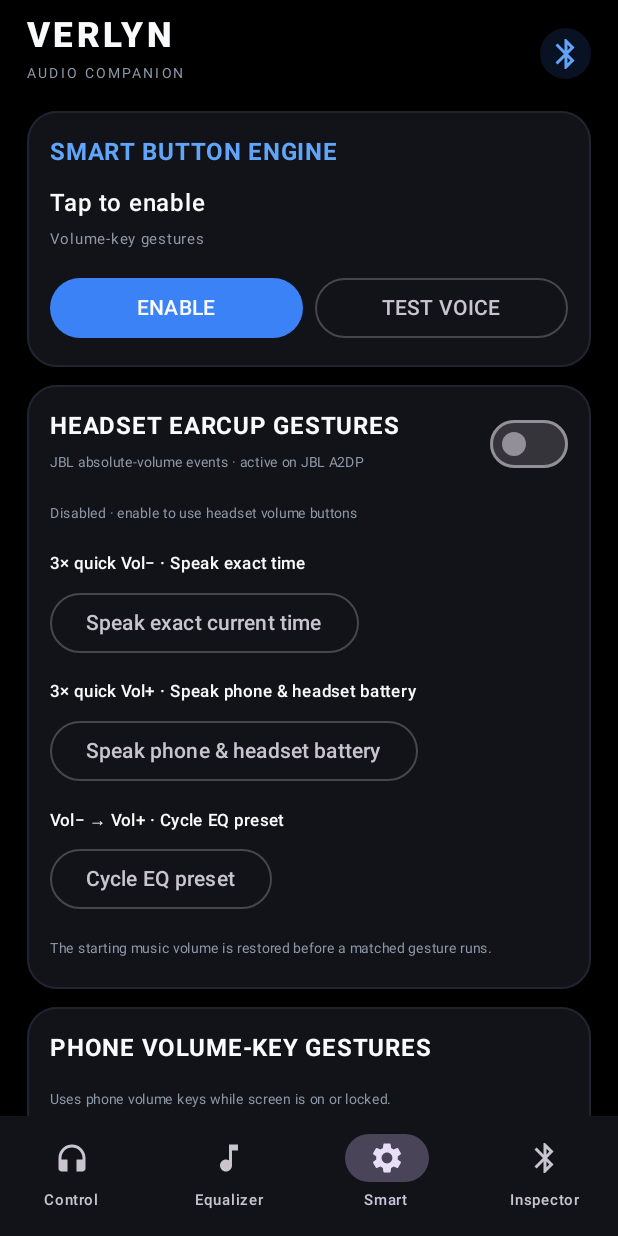
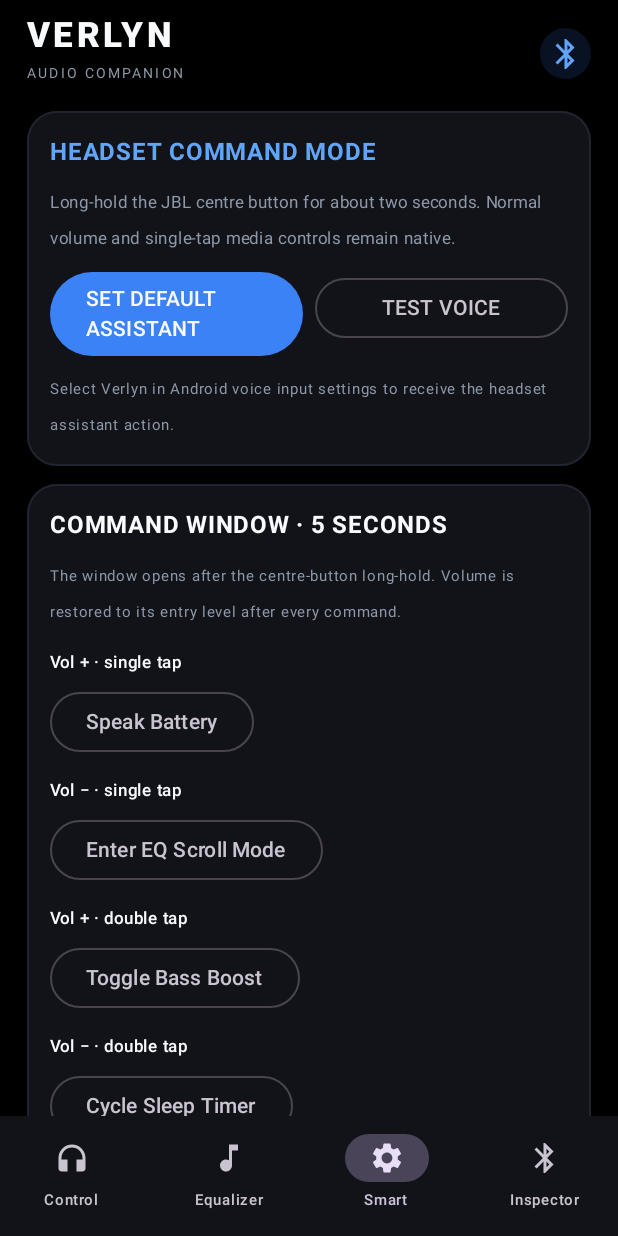
Before and after one commit to kensano-in/Broski, an Android app built with Jetpack Compose: the screen it shows after launch (MainActivity), item 3 of the bottom bar chosen, on a phone screen of 412 x 824 dp. Run offline under Robolectric (Android 15) with nearby library versions, the phone set to English and light mode, and no system bars.

Commit message:
Complete VERLYN 0.4.0 command setup and UI

```diff
--- a/app/src/main/java/com/verlyn/audio/MainActivity.kt
+++ b/app/src/main/java/com/verlyn/audio/MainActivity.kt
@@ -22,6 +22,11 @@ import android.content.ClipData
 import android.content.ClipboardManager
 import android.content.Context
 import android.content.ComponentName
+import android.companion.AssociationRequest
+import android.companion.CompanionDeviceManager
+import android.bluetooth.le.BluetoothDeviceFilter
+import android.net.Uri
+import android.os.PowerManager
 import android.content.Intent
 import android.content.IntentFilter
 import android.content.pm.PackageManager
@@ -40,6 +45,7 @@ import android.widget.Toast
 import androidx.activity.ComponentActivity
 import androidx.activity.compose.setContent
 import androidx.activity.result.contract.ActivityResultContracts
+import androidx.activity.result.IntentSenderRequest
 import androidx.compose.foundation.clickable
 import androidx.compose.foundation.layout.*
 import androidx.compose.foundation.layout.RowScope
@@ -151,6 +157,30 @@ class MainActivity : ComponentActivity() {
     private var balanceEnabled by mutableStateOf(false)
     private var balance by mutableFloatStateOf(0f)
     private var accessibilityEnabled by mutableStateOf(false)
+    private var companionConfigured by mutableStateOf(false)
+    private var batteryUnrestricted by mutableStateOf(false)
+    private var assistantSelected by mutableStateOf(false)
+
+    private val companionAssociationLauncher = registerForActivityResult(
+        ActivityResultContracts.StartIntentSenderForResult()
+    ) { result ->
+        if (result.resultCode == RESULT_OK) {
+            @Suppress("DEPRECATION")
+            val device = result.data?.getParcelableExtra<BluetoothDevice>(CompanionDeviceManager.EXTRA_DEVICE)
+            if (device != null) {
+                preferences.edit().putString("companion_mac", device.address)
+                    .putBoolean("companion_device_associated", true).apply()
+                if (Build.VERSION.SDK_INT >= Build.VERSION_CODES.S) {
+                    runCatching {
+                        (getSystemService(COMPANION_DEVICE_SERVICE) as CompanionDeviceManager)
+                            .startObservingDevicePresence(device.address)
+                    }.onFailure { appendLog("Companion presence observer failed · " + (it.message ?: "unsupported")) }
+                }
+                refreshQuickSetupStatus()
+                Toast.makeText(this, "JBL companion association saved", Toast.LENGTH_SHORT).show()
+            }
+        }
+    }
     private val gattOperationQueue = ArrayDeque<GattOperation>()
     private var activeGattOperation: GattOperation? = null
     private var pendingGattDevice: BluetoothDevice? = null
@@ -592,6 +622,7 @@ class MainActivity : ComponentActivity() {
         scanner = adapter?.bluetoothLeScanner
         audioManager = getSystemService(AUDIO_SERVICE) as AudioManager
         loadAudioPreferences()
+        refreshQuickSetupStatus()
         audioEngine = VerlynAudioRuntime.get(this)
         audioEngine.setEngineMode(engineMode)
         audioEngine.setBassBoost(bassBoostEnabled)
@@ -678,7 +709,10 @@ class MainActivity : ComponentActivity() {
                     headsetGesturesEnabled = headsetGesturesEnabled,
                     headsetTriggerActions = headsetTriggerActions.toMap(),
                     manualRfcommTargetUuid = manualRfcommTargetUuid,
-                    manualRfcommHex = manualRfcommHex
+                    manualRfcommHex = manualRfcommHex,
+                    companionConfigured = companionConfigured,
+                    batteryUnrestricted = batteryUnrestricted,
+                    assistantSelected = assistantSelected
                 ),
                 actions = VerlynProUiActions(
                     onTabChange = { selectedTab = it },
@@ -723,7 +757,7 @@ class MainActivity : ComponentActivity() {
                         smartTriggerActions[slot] = action
                         preferences.edit().putString(slot, action).apply()
                     },
-                    onOpenAccessibilitySettings = { startActivity(Intent(Settings.ACTION_ACCESSIBILITY_SETTINGS)) },
+                    onOpenAccessibilitySettings = { openVoiceInputSettings() },
                     onTestVoice = {
                         val time = SimpleDateFormat("h:mm a", Locale.US).format(Date())
                         speakNow("It is " + time)
@@ -758,15 +792,17 @@ class MainActivity : ComponentActivity() {
                         }
                     },
                     onPowerOffHeadset = { VerlynConnectionService.requestPowerOff(this@MainActivity) },
-                    onHeadsetGesturesEnabledChange = { enabled ->
-                        headsetGesturesEnabled = enabled
-                        preferences.edit().putBoolean("headset_earcup_gestures_enabled", enabled).apply()
-                        sendBroadcast(Intent(VerlynConnectionService.ACTION_AUX_CHANGED).setPackage(packageName))
+                    onHeadsetGesturesEnabledChange = { _ ->
+                        headsetGesturesEnabled = false
+                        preferences.edit().putBoolean("headset_earcup_gestures_enabled", false).apply()
                     },
                     onHeadsetTriggerActionChange = { key, action ->
                         headsetTriggerActions[key] = action
                         preferences.edit().putString(key, action).apply()
                     },
+                    onAssociateHeadset = { associateJblCompanion() },
+                    onRequestBatteryUnrestricted = { requestBatteryUnrestricted() },
+                    onOpenVoiceInputSettings = { openVoiceInputSettings() },
                     onEngineModeChange = { mode ->
                         engineMode = if (mode == "native") "native" else "dynamics"
                         preferences.edit().putString("audio_engine_mode", engineMode).apply()
@@ -1397,24 +1433,69 @@ class MainActivity : ComponentActivity() {
             "trigger_volume_up_double" to "toggle_limiter"
         )
         slots.forEach { (key, defaultValue) -> smartTriggerActions[key] = preferences.getString(key, defaultValue) ?: defaultValue }
-        val headsetSlots = listOf(
-            VerlynConnectionService.HEADSET_DOWN_THREE to "speak_time",
-            VerlynConnectionService.HEADSET_UP_THREE to "speak_battery",
-            VerlynConnectionService.HEADSET_DOWN_UP to "cycle_eq"
+        val commandSlots = listOf(
+            "command_vol_up_single" to "speak_battery",
+            "command_vol_down_single" to "enter_eq_scroll",
+            "command_vol_up_double" to "toggle_bass_boost",
+            "command_vol_down_double" to "cycle_sleep_timer",
+            "command_center_long_hold" to "speak_full_briefing"
         )
-        headsetGesturesEnabled = preferences.getBoolean("headset_earcup_gestures_enabled", false)
-        headsetSlots.forEach { (key, defaultValue) ->
+        headsetGesturesEnabled = false
+        preferences.edit().putBoolean("headset_earcup_gestures_enabled", false).apply()
+        commandSlots.forEach { (key, defaultValue) ->
             headsetTriggerActions[key] = preferences.getString(key, defaultValue) ?: defaultValue
         }
-        accessibilityEnabled = isSmartAccessibilityEnabled()
-    }
-
-    private fun isSmartAccessibilityEnabled(): Boolean {
-        return try {
-            val enabled = Settings.Secure.getString(contentResolver, Settings.Secure.ENABLED_ACCESSIBILITY_SERVICES).orEmpty()
-            val expected = ComponentName(this, VerlynSmartButtonService::class.java).flattenToString()
-            enabled.split(':').any { it.equals(expected, ignoreCase = true) }
-        } catch (_: Throwable) { false }
+        refreshQuickSetupStatus()
+    }
+
+    private fun isSmartAccessibilityEnabled(): Boolean = runCatching {
+        val selected = Settings.Secure.getString(contentResolver, Settings.Secure.VOICE_INTERACTION_SERVICE).orEmpty()
+        selected.contains(packageName, ignoreCase = true) &&
+            selected.contains(VerlynAssistantVoiceInteractionService::class.java.simpleName, ignoreCase = true)
+    }.getOrDefault(false)
+
+    private fun refreshQuickSetupStatus() {
+        companionConfigured = preferences.getBoolean("companion_device_associated", false)
+        batteryUnrestricted = if (Build.VERSION.SDK_INT >= Build.VERSION_CODES.M) {
+            runCatching { (getSystemService(POWER_SERVICE) as PowerManager).isIgnoringBatteryOptimizations(packageName) }.getOrDefault(false)
+        } else true
+        assistantSelected = isSmartAccessibilityEnabled()
+        accessibilityEnabled = assistantSelected
+    }
+
+    private fun openVoiceInputSettings() {
+        runCatching { startActivity(Intent(Settings.ACTION_VOICE_INPUT_SETTINGS)) }
+            .onFailure { Toast.makeText(this, "Voice input settings are unavailable", Toast.LENGTH_LONG).show() }
+    }
+
+    private fun requestBatteryUnrestricted() {
+        if (Build.VERSION.SDK_INT >= Build.VERSION_CODES.M) {
+            runCatching {
+                startActivity(Intent(Settings.ACTION_REQUEST_IGNORE_BATTERY_OPTIMIZATIONS, Uri.parse("package:$packageName")))
+            }.onFailure { Toast.makeText(this, "Battery optimization settings could not be opened", Toast.LENGTH_LONG).show() }
+        }
+    }
+
+    private fun associateJblCompanion() {
+        val request = AssociationRequest.Builder()
+            .addDeviceFilter(BluetoothDeviceFilter.Builder()
+                .setNamePattern(java.util.regex.Pattern.compile("(?i)JBL\\s*Tune\\s*770NC"))
+                .build())
+            .setSingleDevice(true)
+            .build()
+        val manager = getSystemService(COMPANION_DEVICE_SERVICE) as CompanionDeviceManager
+        runCatching {
+            manager.associate(request, object : CompanionDeviceManager.Callback() {
+                override fun onDeviceFound(chooserLauncher: android.content.IntentSender) {
+                    companionAssociationLauncher.launch(IntentSenderRequest.Builder(chooserLauncher).build())
+                }
+                override fun onFailure(error: CharSequence?) {
+                    runOnUiThread {
+                        Toast.makeText(this@MainActivity, error ?: "No JBL Tune 770NC found", Toast.LENGTH_LONG).show()
+                    }
+                }
+            }, mainHandler)
+        }.onFailure { Toast.makeText(this, "Companion association failed · " + (it.message ?: "unsupported"), Toast.LENGTH_LONG).show() }
     }
 
     private fun observeCustomPresets() {
@@ -1569,7 +1650,7 @@ class MainActivity : ComponentActivity() {
             else -> "Unavailable"
         }
         val dump = buildString {
-            appendLine("VERLYN 0.3.3 — COMPLETE AUDIO / BLUETOOTH DUMP")
+            appendLine("VERLYN 0.4.0 — COMPLETE AUDIO / BLUETOOTH DUMP")
             appendLine("Device: " + (target?.let { safeDeviceName(it) } ?: "Not selected"))
             appendLine("Address: " + (target?.let { safeAddress(it) } ?: "Unavailable"))
             appendLine("BLE state: " + bleState)
@@ -1630,7 +1711,7 @@ class MainActivity : ComponentActivity() {
         }
         val clipboard = getSystemService(CLIPBOARD_SERVICE) as ClipboardManager
         clipboard.setPrimaryClip(ClipData.newPlainText("Verlyn diagnostic dump", dump))
-        Toast.makeText(this, "VERLYN 0.3.3 diagnostic dump copied", Toast.LENGTH_SHORT).show()
+        Toast.makeText(this, "VERLYN 0.4.0 diagnostic dump copied", Toast.LENGTH_SHORT).show()
     }
 
     private fun updateSessionCompatibility(enabled: Boolean) {
@@ -1809,7 +1890,7 @@ class MainActivity : ComponentActivity() {
         super.onResume()
         if (::audioEngine.isInitialized) applyAudioSettings()
         refreshVolume(); refreshClassicState(); refreshOutputRoute()
-        accessibilityEnabled = isSmartAccessibilityEnabled()
+        refreshQuickSetupStatus()
         if (adapter != null && hasBluetoothPermissions() && adapter?.isEnabled == true && !scanActive) {
             loadPairedDevices(); startScan(); startConnectionService()
         }
--- a/app/src/main/java/com/verlyn/audio/VerlynPremiumUi.kt
+++ b/app/src/main/java/com/verlyn/audio/VerlynPremiumUi.kt
@@ -113,6 +113,21 @@ private fun ControlTab(s: VerlynProUiState, a: VerlynProUiActions) {
         label = "headset-battery-ring"
     )
     Column(Modifier.fillMaxSize().verticalScroll(rememberScrollState()).padding(bottom = 18.dp), verticalArrangement = Arrangement.spacedBy(12.dp)) {
+        if (!s.companionConfigured || !s.batteryUnrestricted || !s.assistantSelected) {
+            PremiumCard {
+                Text("QUICK SETUP", color = VBlueLight, fontWeight = FontWeight.Bold)
+                Text("This checklist disappears when all three setup steps are complete.", color = VMuted, fontSize = 10.sp)
+                Setting("Smart Auto-Connect", if (s.companionConfigured) "JBL association saved" else "Associate JBL Tune 770NC") {
+                    Button(onClick = a.onAssociateHeadset, enabled = !s.companionConfigured, colors = ButtonDefaults.buttonColors(containerColor = VBlue)) { Text(if (s.companionConfigured) "DONE" else "SET UP") }
+                }
+                Setting("Unrestricted Battery", if (s.batteryUnrestricted) "Optimization exemption granted" else "Allow the companion to survive screen-off") {
+                    Button(onClick = a.onRequestBatteryUnrestricted, enabled = !s.batteryUnrestricted, colors = ButtonDefaults.buttonColors(containerColor = VBlue)) { Text(if (s.batteryUnrestricted) "DONE" else "ALLOW") }
+                }
+                Setting("Headset Assistant Trigger", if (s.assistantSelected) "Verlyn is the selected assistant" else "Choose Verlyn in voice input settings") {
+                    Button(onClick = a.onOpenVoiceInputSettings, enabled = !s.assistantSelected, colors = ButtonDefaults.buttonColors(containerColor = VBlue)) { Text(if (s.assistantSelected) "DONE" else "OPEN") }
+                }
+            }
+        }
         PremiumCard {
             Row(verticalAlignment = Alignment.CenterVertically) {
                 Box(Modifier.size(68.dp), Alignment.Center) {
@@ -343,64 +358,29 @@ private fun EqSpline(gains: List<Float>, onChange: (Int, Float) -> Unit) {
 private fun SmartTab(s: VerlynProUiState, a: VerlynProUiActions, pick: (String) -> Unit) {
     Column(Modifier.fillMaxSize().verticalScroll(rememberScrollState()).padding(bottom = 18.dp), verticalArrangement = Arrangement.spacedBy(12.dp)) {
         PremiumCard {
-            Text("SMART BUTTON ENGINE", color = VBlueLight, fontWeight = FontWeight.Bold)
-            Column(verticalArrangement = Arrangement.spacedBy(10.dp)) {
-                Column {
-                    Text(if (s.accessibilityEnabled) "Active" else "Tap to enable", fontSize = 16.sp, fontWeight = FontWeight.SemiBold)
-                    Text("Volume-key gestures", color = VMuted, fontSize = 10.sp)
+            Text("HEADSET COMMAND MODE", color = VBlueLight, fontWeight = FontWeight.Bold)
+            Text("Long-hold the JBL centre button for about two seconds. Normal volume and single-tap media controls remain native.", color = VMuted, fontSize = 11.sp)
+            Row(horizontalArrangement = Arrangement.spacedBy(8.dp)) {
+                Button(onClick = a.onOpenVoiceInputSettings, modifier = Modifier.weight(1f), colors = ButtonDefaults.buttonColors(containerColor = VBlue)) {
+                    Text(if (s.assistantSelected) "ASSISTANT SETTINGS" else "SET DEFAULT ASSISTANT")
                 }
-                Row(horizontalArrangement = Arrangement.spacedBy(8.dp)) {
-                    Button(onClick = a.onOpenAccessibilitySettings, modifier = Modifier.weight(1f), colors = ButtonDefaults.buttonColors(containerColor = VBlue)) {
-                        Text(if (s.accessibilityEnabled) "SETTINGS" else "ENABLE")
-                    }
-                    OutlinedButton(onClick = a.onTestVoice, modifier = Modifier.weight(1f)) { Text("TEST VOICE") }
-                }
+                OutlinedButton(onClick = a.onTestVoice, modifier = Modifier.weight(1f)) { Text("TEST VOICE") }
             }
+            Text(if (s.assistantSelected) "Verlyn is the Android digital assistant." else "Select Verlyn in Android voice input settings to receive the headset assistant action.", color = if (s.assistantSelected) VGreen else VMuted, fontSize = 10.sp)
         }
         PremiumCard {
-            Row(verticalAlignment = Alignment.CenterVertically) {
-                Column(Modifier.weight(1f)) {
-                    Text("HEADSET EARCUP GESTURES", fontWeight = FontWeight.Bold)
-                    Text("JBL absolute-volume events · active on JBL A2DP", color = VMuted, fontSize = 9.sp)
-                }
-                Switch(s.headsetGesturesEnabled, a.onHeadsetGesturesEnabledChange)
-            }
-            Text(
-                if (s.headsetGesturesEnabled) "Listening while JBL A2DP is connected" else "Disabled · enable to use headset volume buttons",
-                color = if (s.headsetGesturesEnabled) VBlueLight else VMuted,
-                fontSize = 9.sp
-            )
-            HeadsetGestureAssignment(
-                "3× quick Vol− · Speak exact time",
-                s.headsetTriggerActions["headset_volume_down_3"] ?: "speak_time",
-                { a.onHeadsetTriggerActionChange("headset_volume_down_3", it) }
-            )
-            HeadsetGestureAssignment(
-                "3× quick Vol+ · Speak phone & headset battery",
-                s.headsetTriggerActions["headset_volume_up_3"] ?: "speak_battery",
-                { a.onHeadsetTriggerActionChange("headset_volume_up_3", it) }
-            )
-            HeadsetGestureAssignment(
-                "Vol− → Vol+ · Cycle EQ preset",
-                s.headsetTriggerActions["headset_volume_down_up"] ?: "cycle_eq",
-                { a.onHeadsetTriggerActionChange("headset_volume_down_up", it) }
-            )
-            Text("The starting music volume is restored before a matched gesture runs.", color = VMuted, fontSize = 9.sp)
+            Text("COMMAND WINDOW · 5 SECONDS", fontWeight = FontWeight.Bold)
+            Text("The window opens after the centre-button long-hold. Volume is restored to its entry level after every command.", color = VMuted, fontSize = 10.sp)
+            HeadsetGestureAssignment("Vol + · single tap", s.headsetTriggerActions["command_vol_up_single"] ?: "speak_battery") { a.onHeadsetTriggerActionChange("command_vol_up_single", it) }
+            HeadsetGestureAssignment("Vol − · single tap", s.headsetTriggerActions["command_vol_down_single"] ?: "enter_eq_scroll") { a.onHeadsetTriggerActionChange("command_vol_down_single", it) }
+            HeadsetGestureAssignment("Vol + · double tap", s.headsetTriggerActions["command_vol_up_double"] ?: "toggle_bass_boost") { a.onHeadsetTriggerActionChange("command_vol_up_double", it) }
+            HeadsetGestureAssignment("Vol − · double tap", s.headsetTriggerActions["command_vol_down_double"] ?: "cycle_sleep_timer") { a.onHeadsetTriggerActionChange("command_vol_down_double", it) }
+            HeadsetGestureAssignment("Centre · long-hold again", s.headsetTriggerActions["command_center_long_hold"] ?: "speak_full_briefing") { a.onHeadsetTriggerActionChange("command_center_long_hold", it) }
         }
         PremiumCard {
-            Text("PHONE VOLUME-KEY GESTURES", fontWeight = FontWeight.Bold)
-            Text("Uses phone volume keys while screen is on or locked.", color = VMuted, fontSize = 9.sp)
-            Text(s.smartKeyStatus, color = VBlueLight, fontSize = 9.sp)
-            slots.forEach { slot ->
-                Row(Modifier.fillMaxWidth().clickable { pick(slot.first) }.padding(vertical = 11.dp), verticalAlignment = Alignment.CenterVertically) {
-                    Column(Modifier.weight(1f)) {
-                        Text(slot.second, fontSize = 12.sp)
-                        Text(actionName(s.triggerActions[slot.first] ?: slot.third), color = VMuted, fontSize = 10.sp)
-                    }
-                    Text("CHANGE  ›", color = VBlueLight, fontSize = 9.sp)
-                }
-                HorizontalDivider(color = VBorder)
-            }
+            Text("EQ SCROLL MODE", fontWeight = FontWeight.Bold)
+            Text("Vol + / Vol − selects the next or previous preset. Each change is previewed for four seconds; five seconds of inactivity locks the preset.", color = VMuted, fontSize = 10.sp)
+            Text("Sleep timer cycles 15 · 30 · 45 · 60 minutes · Off.", color = VMuted, fontSize = 10.sp)
         }
     }
 }
@@ -413,14 +393,13 @@ private fun HeadsetGestureAssignment(
 ) {
     var expanded by remember { mutableStateOf(false) }
     val options = listOf(
-        "speak_time" to "Speak exact current time",
-        "speak_battery" to "Speak phone & headset battery",
-        "cycle_eq" to "Cycle EQ preset",
-        "toggle_limiter" to "Toggle peak limiter",
+        "speak_battery" to "Speak Battery",
+        "enter_eq_scroll" to "Enter EQ Scroll Mode",
         "toggle_bass_boost" to "Toggle Bass Boost",
-        "media_next" to "Media · Next",
-        "media_previous" to "Media · Previous",
-        "media_play_pause" to "Media · Play / Pause",
+        "cycle_sleep_timer" to "Cycle Sleep Timer",
+        "toggle_spatial" to "Toggle Spatial Audio",
+        "toggle_volume_cap" to "Toggle Volume Cap",
+        "speak_full_briefing" to "Speak Full Briefing",
         "disabled" to "Disabled"
     )
     Column(Modifier.fillMaxWidth(), verticalArrangement = Arrangement.spacedBy(3.dp)) {
--- a/app/src/main/java/com/verlyn/audio/VerlynProUi.kt
+++ b/app/src/main/java/com/verlyn/audio/VerlynProUi.kt
@@ -94,7 +94,10 @@ data class VerlynProUiState(
     val headsetGesturesEnabled: Boolean = false,
     val headsetTriggerActions: Map<String, String> = emptyMap(),
     val manualRfcommTargetUuid: String = ClassicRfcommEngine.JBL_VENDOR_UUID.toString(),
-    val manualRfcommHex: String = ""
+    val manualRfcommHex: String = "",
+    val companionConfigured: Boolean = false,
+    val batteryUnrestricted: Boolean = false,
+    val assistantSelected: Boolean = false
 )
 
 data class VerlynProUiActions(
@@ -134,7 +137,10 @@ data class VerlynProUiActions(
     val onManualRfcommHexChange: (String) -> Unit = {},
     val onSendRfcommHex: () -> Unit = {},
     val onHeadsetGesturesEnabledChange: (Boolean) -> Unit = {},
-    val onHeadsetTriggerActionChange: (String, String) -> Unit = { _, _ -> }
+    val onHeadsetTriggerActionChange: (String, String) -> Unit = { _, _ -> },
+    val onAssociateHeadset: () -> Unit = {},
+    val onRequestBatteryUnrestricted: () -> Unit = {},
+    val onOpenVoiceInputSettings: () -> Unit = {}
 )
 
 private data class TriggerSlot(val id: String, val title: String, val defaultAction: String)
--- a/app/src/main/java/com/verlyn/audio/VoiceAnnouncer.kt
+++ b/app/src/main/java/com/verlyn/audio/VoiceAnnouncer.kt
@@ -17,8 +17,8 @@ import java.util.concurrent.atomic.AtomicBoolean
 /** Serialized media-routed speech with exclusive focus and an explicit pause/resume fallback. */
 class VoiceAnnouncer(
     context: Context,
-    private val onStatus: (String) -> Unit = {},
-    private val onUtteranceFinished: () -> Unit = {}
+    private val onUtteranceFinished: () -> Unit = {},
+    private val onStatus: (String) -> Unit = {}
 ) : TextToSpeech.OnInitListener {
     private val appContext = context.applicationContext
     private val audioManager = appContext.getSystemService(Context.AUDIO_SERVICE) as AudioManager
```
Also changed, not shown: app/src/main/java/com/verlyn/audio/VerlynConnectionService.kt (+17 -12 lines).
